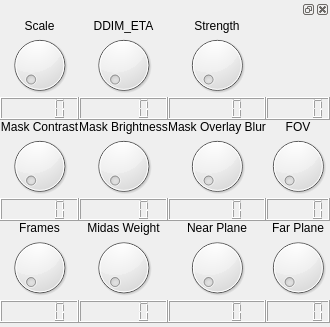
Old version of the form frontend/ui_widgets/animDials.ui in the repository Marcus-Arcadius/ainodes-pyside.
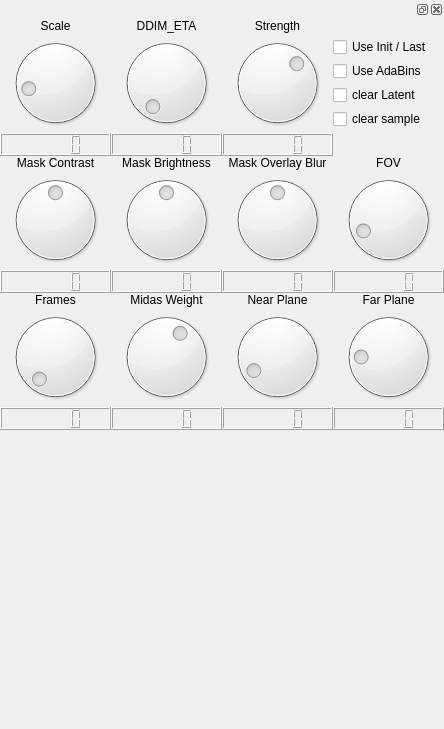
New version of the form.

What changed in the file:
```diff
--- a/frontend/ui_widgets/animDials.ui
+++ b/frontend/ui_widgets/animDials.ui
@@ -6,8 +6,8 @@
    <rect>
     <x>0</x>
     <y>0</y>
-    <width>294</width>
-    <height>327</height>
+    <width>444</width>
+    <height>729</height>
    </rect>
   </property>
   <property name="windowTitle">
@@ -84,13 +84,31 @@
           </widget>
          </item>
          <item row="1" column="0">
-          <widget class="QDial" name="scale"/>
+          <widget class="QDial" name="scale">
+           <property name="maximum">
+            <number>50</number>
+           </property>
+           <property name="value">
+            <number>8</number>
+           </property>
+          </widget>
          </item>
          <item row="1" column="1">
-          <widget class="QDial" name="ddim_eta"/>
+          <widget class="QDial" name="ddim_eta">
+           <property name="maximum">
+            <number>100</number>
+           </property>
+          </widget>
          </item>
          <item row="1" column="2">
-          <widget class="QDial" name="strength"/>
+          <widget class="QDial" name="strength">
+           <property name="maximum">
+            <number>100</number>
+           </property>
+           <property name="value">
+            <number>65</number>
+           </property>
+          </widget>
          </item>
          <item row="2" column="0">
           <widget class="QLCDNumber" name="lcdNumber"/>
@@ -101,9 +119,6 @@
          <item row="2" column="2">
           <widget class="QLCDNumber" name="lcdNumber_3"/>
          </item>
-         <item row="2" column="3">
-          <widget class="QLCDNumber" name="lcdNumber_4"/>
-         </item>
          <item row="3" column="0">
           <widget class="QLabel" name="label_6">
            <property name="text">
@@ -145,16 +160,47 @@
           </widget>
          </item>
          <item row="4" column="0">
-          <widget class="QDial" name="mask_contrast"/>
+          <widget class="QDial" name="mask_contrast">
+           <property name="maximum">
+            <number>200</number>
+           </property>
+           <property name="value">
+            <number>100</number>
+           </property>
+          </widget>
          </item>
          <item row="4" column="1">
-          <widget class="QDial" name="mask_brightness"/>
+          <widget class="QDial" name="mask_brightness">
+           <property name="maximum">
+            <number>200</number>
+           </property>
+           <property name="value">
+            <number>100</number>
+           </property>
+          </widget>
          </item>
          <item row="4" column="2">
-          <widget class="QDial" name="mask_blur"/>
+          <widget class="QDial" name="mask_blur">
+           <property name="maximum">
+            <number>200</number>
+           </property>
+           <property name="value">
+            <number>100</number>
+           </property>
+          </widget>
          </item>
          <item row="4" column="3">
-          <widget class="QDial" name="fov"/>
+          <widget class="QDial" name="fov">
+           <property name="minimum">
+            <number>30</number>
+           </property>
+           <property name="maximum">
+            <number>360</number>
+           </property>
+           <property name="value">
+            <number>70</number>
+           </property>
+          </widget>
          </item>
          <item row="5" column="0">
           <widget class="QLCDNumber" name="lcdNumber_8"/>
@@ -209,16 +255,44 @@
           </widget>
          </item>
          <item row="7" column="0">
-          <widget class="QDial" name="frames"/>
+          <widget class="QDial" name="frames">
+           <property name="maximum">
+            <number>250</number>
+           </property>
+           <property name="value">
+            <number>5</number>
+           </property>
+          </widget>
          </item>
          <item row="7" column="1">
-          <widget class="QDial" name="midas_weight"/>
+          <widget class="QDial" name="midas_weight">
+           <property name="maximum">
+            <number>100</number>
+           </property>
+           <property name="value">
+            <number>60</number>
+           </property>
+          </widget>
          </item>
          <item row="7" column="2">
-          <widget class="QDial" name="near_plane"/>
+          <widget class="QDial" name="near_plane">
+           <property name="maximum">
+            <number>2000</number>
+           </property>
+           <property name="value">
+            <number>200</number>
+           </property>
+          </widget>
          </item>
          <item row="7" column="3">
-          <widget class="QDial" name="far_plane"/>
+          <widget class="QDial" name="far_plane">
+           <property name="maximum">
+            <number>10000</number>
+           </property>
+           <property name="value">
+            <number>2000</number>
+           </property>
+          </widget>
          </item>
          <item row="8" column="0">
           <widget class="QLCDNumber" name="lcdNumber_9"/>
@@ -284,6 +358,38 @@
            </property>
           </spacer>
          </item>
+         <item row="1" column="3">
+          <layout class="QVBoxLayout" name="verticalLayout_3">
+           <item>
+            <widget class="QCheckBox" name="useInit">
+             <property name="text">
+              <string>Use Init / Last</string>
+             </property>
+            </widget>
+           </item>
+           <item>
+            <widget class="QCheckBox" name="adabins">
+             <property name="text">
+              <string>Use AdaBins</string>
+             </property>
+            </widget>
+           </item>
+           <item>
+            <widget class="QCheckBox" name="clearLatent">
+             <property name="text">
+              <string>clear Latent</string>
+             </property>
+            </widget>
+           </item>
+           <item>
+            <widget class="QCheckBox" name="clearSample">
+             <property name="text">
+              <string>clear sample</string>
+             </property>
+            </widget>
+           </item>
+          </layout>
+         </item>
         </layout>
        </item>
       </layout>
```
Left out of the diff: 80 changed lines with no effect on the pictures.
